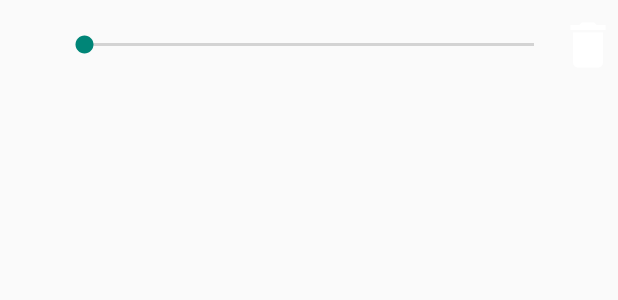
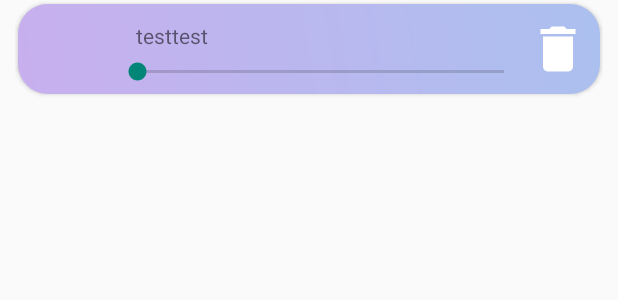
Before and after one commit to dippola/RelaxTour, an Android app: the layout bottom_sheet_playlist_item.xml on its own in the app's theme, with its tools: preview values and no code run, on a phone screen of 412 x 824 dp. Shown: the top 300 px of the screen. Run offline under Robolectric (Android 15) with nearby library versions, the phone set to English and light mode, and no system bars.

Commit message:
Initial commit25

```diff
--- a/app/src/main/java/com/dippola/relaxtour/BottomSheetAdapter.java
+++ b/app/src/main/java/com/dippola/relaxtour/BottomSheetAdapter.java
@@ -10,6 +10,7 @@ import android.view.ViewGroup;
 import android.widget.Button;
 import android.widget.ImageView;
 import android.widget.SeekBar;
+import android.widget.TextView;
 
 import androidx.annotation.NonNull;
 import androidx.recyclerview.widget.RecyclerView;
@@ -62,6 +63,7 @@ public class BottomSheetAdapter extends RecyclerView.Adapter<BottomSheetAdapter.
 
             }
         });
+        holder.name.setText(arrayList.get(position).getName());
         holder.seekBar.setProgress(arrayList.get(position).getSeek());
         holder.seekBar.setMax(MainActivity.maxVolumn);
 
@@ -118,12 +120,14 @@ public class BottomSheetAdapter extends RecyclerView.Adapter<BottomSheetAdapter.
         ImageView button;
         SeekBar seekBar;
         Button delete_btn;
+        TextView name;
 
         public CustomViewHolder(@NonNull View itemView) {
             super(itemView);
             this.button = itemView.findViewById(R.id.bottom_sheet_playlist_item_img);
             this.seekBar = itemView.findViewById(R.id.bottom_sheet_playlist_item_seekbar);
             this.delete_btn = itemView.findViewById(R.id.bottom_sheet_playlist_item_delete_btn);
+            this.name = itemView.findViewById(R.id.bottom_sheet_playlist_item_name);
         }
     }
 
--- /dev/null
+++ b/app/src/main/res/drawable/bottom_sheet_box.xml
@@ -0,0 +1,14 @@
+<?xml version="1.0" encoding="utf-8"?>
+<shape xmlns:android="http://schemas.android.com/apk/res/android">
+
+    <gradient
+        android:angle="45"
+        android:startColor="@color/bottom_sheet_item_box_start"
+        android:endColor="@color/bottom_sheet_item_box_end"/>
+    <corners
+        android:bottomLeftRadius="20dp"
+        android:bottomRightRadius="20dp"
+        android:topLeftRadius="20dp"
+        android:topRightRadius="20dp" />
+
+</shape>
--- a/app/src/main/res/layout/bottom_sheet_playlist_item.xml
+++ b/app/src/main/res/layout/bottom_sheet_playlist_item.xml
@@ -1,21 +1,51 @@
 <?xml version="1.0" encoding="utf-8"?>
 <RelativeLayout xmlns:android="http://schemas.android.com/apk/res/android"
     android:layout_width="match_parent"
-    android:layout_height="60dp">
+    android:layout_height="65dp"
+    android:layout_marginStart="10dp"
+    android:layout_marginEnd="10dp"
+    android:background="#00000000"
+    android:layout_marginBottom="2dp">
+
+    <RelativeLayout
+        android:layout_width="match_parent"
+        android:layout_height="60dp"
+        android:background="@drawable/bottom_sheet_box"
+        android:elevation="2dp"
+        android:layout_centerVertical="true"
+        android:layout_marginStart="2dp"
+        android:layout_marginEnd="2dp">
 
     <ImageView
         android:id="@+id/bottom_sheet_playlist_item_img"
-        android:layout_width="40dp"
-        android:layout_height="40dp"
-        android:layout_centerVertical="true"/>
+        android:layout_width="55dp"
+        android:layout_height="55dp"
+        android:layout_centerVertical="true"
+        android:layout_marginStart="8dp" />
 
-    <SeekBar
-        android:id="@+id/bottom_sheet_playlist_item_seekbar"
+    <LinearLayout
         android:layout_width="match_parent"
-        android:layout_height="wrap_content"
-        android:layout_centerVertical="true"
+        android:layout_height="60dp"
+        android:orientation="vertical"
         android:layout_toRightOf="@+id/bottom_sheet_playlist_item_img"
-        android:layout_toLeftOf="@+id/bottom_sheet_playlist_item_delete_btn"/>
+        android:layout_toLeftOf="@+id/bottom_sheet_playlist_item_delete_btn">
+        <TextView
+            android:id="@+id/bottom_sheet_playlist_item_name"
+            android:layout_width="wrap_content"
+            android:layout_height="wrap_content"
+            android:layout_weight="1"
+            android:layout_marginStart="15dp"
+            android:layout_gravity="center_vertical"
+            android:text="testtest"
+            android:gravity="bottom"/>
+        <SeekBar
+            android:id="@+id/bottom_sheet_playlist_item_seekbar"
+            android:layout_width="match_parent"
+            android:layout_height="wrap_content"
+            android:layout_centerVertical="true"
+            android:layout_weight="1"/>
+    </LinearLayout>
+
 
     <Button
         android:id="@+id/bottom_sheet_playlist_item_delete_btn"
@@ -23,6 +53,7 @@
         android:layout_height="40dp"
         android:background="@drawable/bottom_sheet_playlist_delete_icon"
         android:layout_centerVertical="true"
-        android:layout_alignParentRight="true"/>
-
+        android:layout_alignParentRight="true"
+        android:layout_marginEnd="8dp"/>
+    </RelativeLayout>
 </RelativeLayout>
--- a/app/src/main/res/values-night/colors.xml
+++ b/app/src/main/res/values-night/colors.xml
@@ -27,4 +27,7 @@
     <color name="pands_end">#8093DC</color>
 
     <color name="tab_arrow_color">#E6F5F8</color>
+
+    <color name="bottom_sheet_item_box_start">#4D1A60</color>
+    <color name="bottom_sheet_item_box_end">#123657</color>
 </resources>
--- a/app/src/main/res/values/colors.xml
+++ b/app/src/main/res/values/colors.xml
@@ -29,4 +29,8 @@
     <color name="pands_end">#9AB8FD</color>
 
     <color name="tab_arrow_color">#0b111b</color>
+
+    <color name="bottom_sheet_item_box_start">#C8AFEE</color>
+    <color name="bottom_sheet_item_box_end">#ABC0EF</color>
+
 </resources>
```
